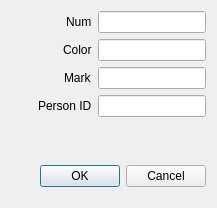
Above: src/MainWindow/Auto/addAutoDialog.ui from Hryapusek/database-qt-gui-cpp before the change. Below: the same form after it.
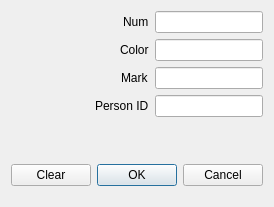
That is the form after the change.

Commit message: upd: clear button was added

```diff
--- a/src/MainWindow/Auto/addAutoDialog.ui
+++ b/src/MainWindow/Auto/addAutoDialog.ui
@@ -6,8 +6,8 @@
    <rect>
     <x>0</x>
     <y>0</y>
-    <width>217</width>
-    <height>208</height>
+    <width>272</width>
+    <height>207</height>
    </rect>
   </property>
   <property name="windowTitle">
@@ -191,14 +191,28 @@
     </spacer>
    </item>
    <item>
-    <widget class="QDialogButtonBox" name="buttonBox">
-     <property name="orientation">
-      <enum>Qt::Horizontal</enum>
+    <layout class="QHBoxLayout" name="horizontalLayout">
+     <property name="topMargin">
+      <number>0</number>
      </property>
-     <property name="standardButtons">
-      <set>QDialogButtonBox::Cancel|QDialogButtonBox::Ok</set>
-     </property>
-    </widget>
+     <item>
+      <widget class="QPushButton" name="pushButton">
+       <property name="text">
+        <string>Clear</string>
+       </property>
+      </widget>
+     </item>
+     <item>
+      <widget class="QDialogButtonBox" name="buttonBox">
+       <property name="orientation">
+        <enum>Qt::Horizontal</enum>
+       </property>
+       <property name="standardButtons">
+        <set>QDialogButtonBox::Cancel|QDialogButtonBox::Ok</set>
+       </property>
+      </widget>
+     </item>
+    </layout>
    </item>
    <item>
     <spacer name="verticalSpacer_2">
```
Left out of the diff: 72 changed lines with no effect on the pictures. The commit also changes 9 other files.
